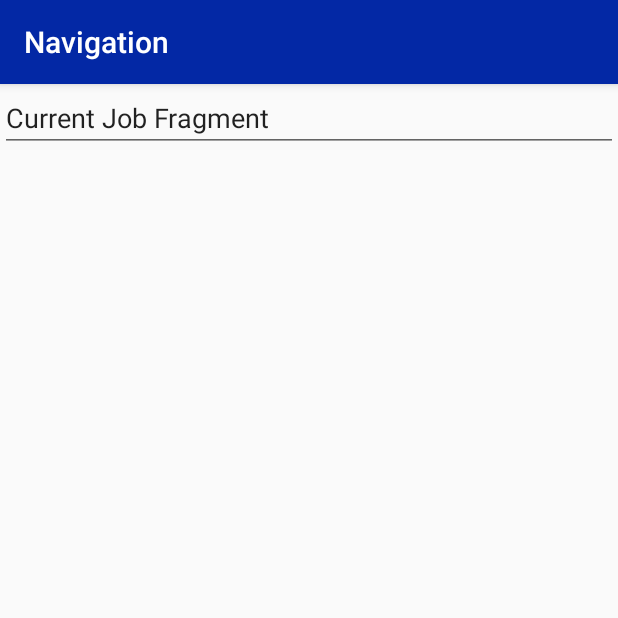
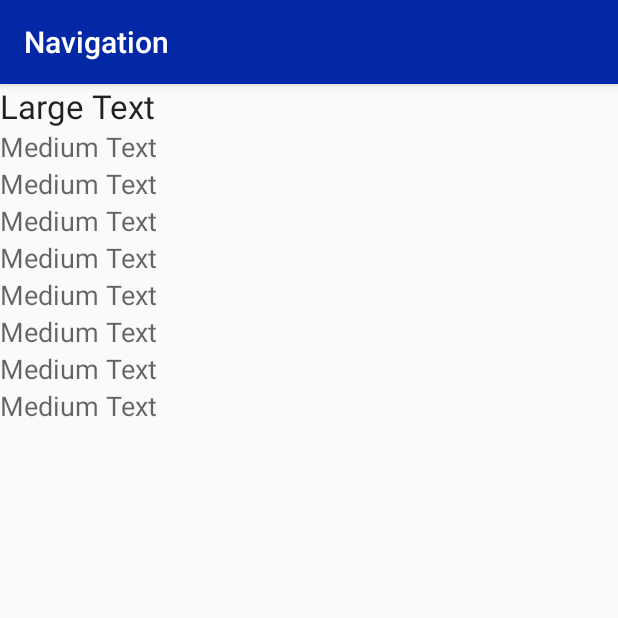
Before and after one commit to Deathgaze738/NappyZap-DriverApp, an Android app: the fragment CurrentJobFragment placed in its activity, on a phone screen of 412 x 824 dp, the top half of it. Run offline under Robolectric (Android 15) with nearby library versions, the phone set to English and light mode, and no system bars; 1 statement that could not run was skipped.

Commit message:
Updated Layouts for Fragments Created Layouts for CurrentJobs, and JobsList
TODO: If you're on the Navigation page, and you select the Navigation page again. The Inflater fails to inflate the GoogleMaps view. Make sure this doesn't crash.

```diff
--- /dev/null
+++ b/app/src/main/java/com/example/aaron/nappyzap_driver/NavFragment.java
@@ -0,0 +1,50 @@
+package com.example.aaron.nappyzap_driver;
+
+import android.app.Fragment;
+import android.app.FragmentTransaction;
+import android.os.Bundle;
+import android.support.v4.app.FragmentActivity;
+import android.view.LayoutInflater;
+import android.view.View;
+import android.view.ViewGroup;
+
+import com.google.android.gms.maps.CameraUpdateFactory;
+import com.google.android.gms.maps.GoogleMap;
+import com.google.android.gms.maps.MapFragment;
+import com.google.android.gms.maps.OnMapReadyCallback;
+import com.google.android.gms.maps.SupportMapFragment;
+import com.google.android.gms.maps.model.LatLng;
+import com.google.android.gms.maps.model.MarkerOptions;
+
+/**
+ * Created by Aaron on 05/12/2015.
+ */
+public class NavFragment extends Fragment implements OnMapReadyCallback {
+    public View onCreateView(LayoutInflater inflater, ViewGroup container,
+                             Bundle savedInstanceState) {
+
+        View v = inflater.inflate(R.layout.navigation_fragment, null, false);
+        MapFragment mapFragment = (MapFragment) getFragmentManager()
+                .findFragmentById(R.id.map);
+        mapFragment.getMapAsync(this);
+        return v;
+    }
+    @Override
+    public void onMapReady(GoogleMap mMap) {
+        LatLng london = new LatLng(151, 0);
+        mMap.addMarker(new MarkerOptions().position(london).title("London (Kinda)"));
+        mMap.moveCamera(CameraUpdateFactory.newLatLng(london));
+    }
+    @Override
+    public void onDestroyView ()
+    {
+        try{
+            MapFragment fragment = ((MapFragment) getFragmentManager().findFragmentById(R.id.map));
+            FragmentTransaction ft = getActivity().getFragmentManager().beginTransaction();
+            ft.remove(fragment);
+            ft.commit();
+        }catch(Exception e){
+        }
+        super.onDestroyView();
+    }
+}
--- a/app/src/main/java/com/example/aaron/nappyzap_driver/mainActivity.java
+++ b/app/src/main/java/com/example/aaron/nappyzap_driver/mainActivity.java
@@ -2,11 +2,14 @@ package com.example.aaron.nappyzap_driver;
 
 import android.app.Fragment;
 import android.app.FragmentManager;
+import android.app.FragmentTransaction;
 import android.content.Intent;
 import android.support.v4.app.FragmentActivity;
 import android.os.Bundle;
 import android.support.v4.widget.DrawerLayout;
+import android.support.v7.app.ActionBarDrawerToggle;
 import android.support.v7.app.AppCompatActivity;
+import android.util.Log;
 import android.view.View;
 import android.widget.AdapterView;
 import android.widget.ArrayAdapter;
@@ -20,7 +23,7 @@ import com.google.android.gms.maps.SupportMapFragment;
 import com.google.android.gms.maps.model.LatLng;
 import com.google.android.gms.maps.model.MarkerOptions;
 
-public class mainActivity extends AppCompatActivity{
+public class mainActivity extends AppCompatActivity implements OnMapReadyCallback{
 
     //hardcoded driver ID
     private int driverID = 1;
@@ -40,6 +43,12 @@ public class mainActivity extends AppCompatActivity{
         mDrawerLayout = (DrawerLayout) findViewById(R.id.drawer_layout);
         mDrawerList = (ListView) findViewById(R.id.left_drawer);
 
+        curFragment = new NavFragment();
+        FragmentManager fragmentManager = getFragmentManager();
+        fragmentManager.beginTransaction()
+                .replace(R.id.content_frame, curFragment)
+                .commit();
+
         mDrawerList.setAdapter(new ArrayAdapter<String>(this,
                 R.layout.drawer_list_item, mNav));
         mDrawerList.setItemChecked(0, true);
@@ -54,10 +63,12 @@ public class mainActivity extends AppCompatActivity{
     }
 
     private void selectItem(int position) {
+        Log.d("MainActivity", "Item selected in side drawer.");
+        FragmentTransaction ft = getFragmentManager().beginTransaction();
+        ft.remove(curFragment);
+        ft.commit();
         if(position==0){
-            curFragment = MapFragment.newInstance();
-
-            mapSetUp();
+            curFragment = new NavFragment();
         }
         if(position==1) {
             curFragment = new CurrentJobFragment();
@@ -85,5 +96,8 @@ public class mainActivity extends AppCompatActivity{
     {
 
     }
+    @Override
+    public void onMapReady(GoogleMap map){
 
+    }
 }
--- a/app/src/main/res/layout/current_job_fragment.xml
+++ b/app/src/main/res/layout/current_job_fragment.xml
@@ -1,12 +1,74 @@
 <?xml version="1.0" encoding="utf-8"?>
 <LinearLayout xmlns:android="http://schemas.android.com/apk/res/android"
     android:orientation="vertical" android:layout_width="match_parent"
-    android:layout_height="match_parent">
+    android:layout_height="match_parent"
+    android:weightSum="1">
 
-    <EditText
-        android:layout_width="match_parent"
+    <TextView
+        android:layout_width="wrap_content"
         android:layout_height="wrap_content"
-        android:id="@+id/editText"
-        android:layout_gravity="center_horizontal"
-        android:text="Current Job Fragment" />
+        android:textAppearance="?android:attr/textAppearanceLarge"
+        android:text="Large Text"
+        android:id="@+id/textFullName" />
+
+    <TextView
+        android:layout_width="wrap_content"
+        android:layout_height="wrap_content"
+        android:textAppearance="?android:attr/textAppearanceMedium"
+        android:text="Medium Text"
+        android:id="@+id/textHouse" />
+
+    <TextView
+        android:layout_width="wrap_content"
+        android:layout_height="wrap_content"
+        android:textAppearance="?android:attr/textAppearanceMedium"
+        android:text="Medium Text"
+        android:id="@+id/textStreet" />
+
+    <TextView
+        android:layout_width="wrap_content"
+        android:layout_height="wrap_content"
+        android:textAppearance="?android:attr/textAppearanceMedium"
+        android:text="Medium Text"
+        android:id="@+id/textCity" />
+
+    <TextView
+        android:layout_width="wrap_content"
+        android:layout_height="wrap_content"
+        android:textAppearance="?android:attr/textAppearanceMedium"
+        android:text="Medium Text"
+        android:id="@+id/textCounty" />
+
+    <TextView
+        android:layout_width="wrap_content"
+        android:layout_height="wrap_content"
+        android:textAppearance="?android:attr/textAppearanceMedium"
+        android:text="Medium Text"
+        android:id="@+id/textPostcode" />
+
+    <TextView
+        android:layout_width="wrap_content"
+        android:layout_height="wrap_content"
+        android:textAppearance="?android:attr/textAppearanceMedium"
+        android:text="Medium Text"
+        android:id="@+id/textBuilding" />
+
+    <TextView
+        android:layout_width="wrap_content"
+        android:layout_height="wrap_content"
+        android:textAppearance="?android:attr/textAppearanceMedium"
+        android:text="Medium Text"
+        android:id="@+id/textDetails" />
+
+    <TextView
+        android:layout_width="wrap_content"
+        android:layout_height="wrap_content"
+        android:textAppearance="?android:attr/textAppearanceMedium"
+        android:text="Medium Text"
+        android:id="@+id/textSize" />
+
+    <ScrollView
+        android:layout_width="211dp"
+        android:layout_height="210dp"
+        android:id="@+id/scrollComments" />
 </LinearLayout>
--- a/app/src/main/res/layout/jobs_list_fragment.xml
+++ b/app/src/main/res/layout/jobs_list_fragment.xml
@@ -3,10 +3,8 @@
     android:orientation="vertical" android:layout_width="match_parent"
     android:layout_height="match_parent">
 
-    <EditText
+    <ExpandableListView
         android:layout_width="match_parent"
         android:layout_height="wrap_content"
-        android:id="@+id/editText2"
-        android:layout_gravity="center_horizontal"
-        android:text="Jobs List Fragment" />
+        android:id="@+id/expandableJobList" />
 </LinearLayout>
--- /dev/null
+++ b/app/src/main/res/layout/navigation_fragment.xml
@@ -0,0 +1,6 @@
+<?xml version="1.0" encoding="utf-8"?>
+<fragment xmlns:android="http://schemas.android.com/apk/res/android"
+    android:name="com.google.android.gms.maps.MapFragment"
+    android:id="@+id/map"
+    android:layout_width="match_parent"
+    android:layout_height="match_parent"/>
--- a/app/src/main/res/values/strings.xml
+++ b/app/src/main/res/values/strings.xml
@@ -5,6 +5,8 @@
     <string name="LoginScreenText">Welcome to NappyZap Driver App!\nThis is where the login screen would normally be.</string>
     <string name="loginString">Login</string>
     <string name="title_activity_main">Map</string>
+    <string name="drawer_open">Opened</string>
+    <string name="drawer_close">Closed</string>
 
     <string-array name="mNavArray">
         <item>Navigation</item>
```
Also changed, not shown: app/src/main/java/com/example/aaron/nappyzap_driver/CurrentJobFragment.java (+15 -0 lines), app/src/main/java/com/example/aaron/nappyzap_driver/JobsListFragment.java (+15 -0 lines), app/src/main/res/layout/jobslist_group.xml (added, +12 -0 lines), 79 other files.
